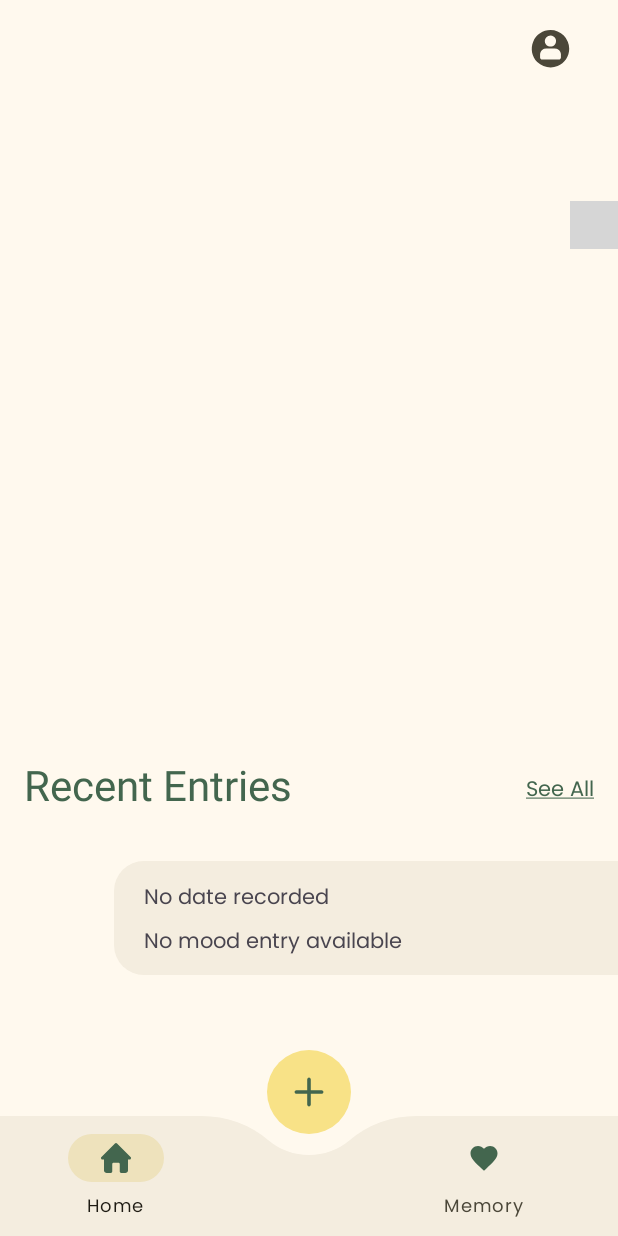
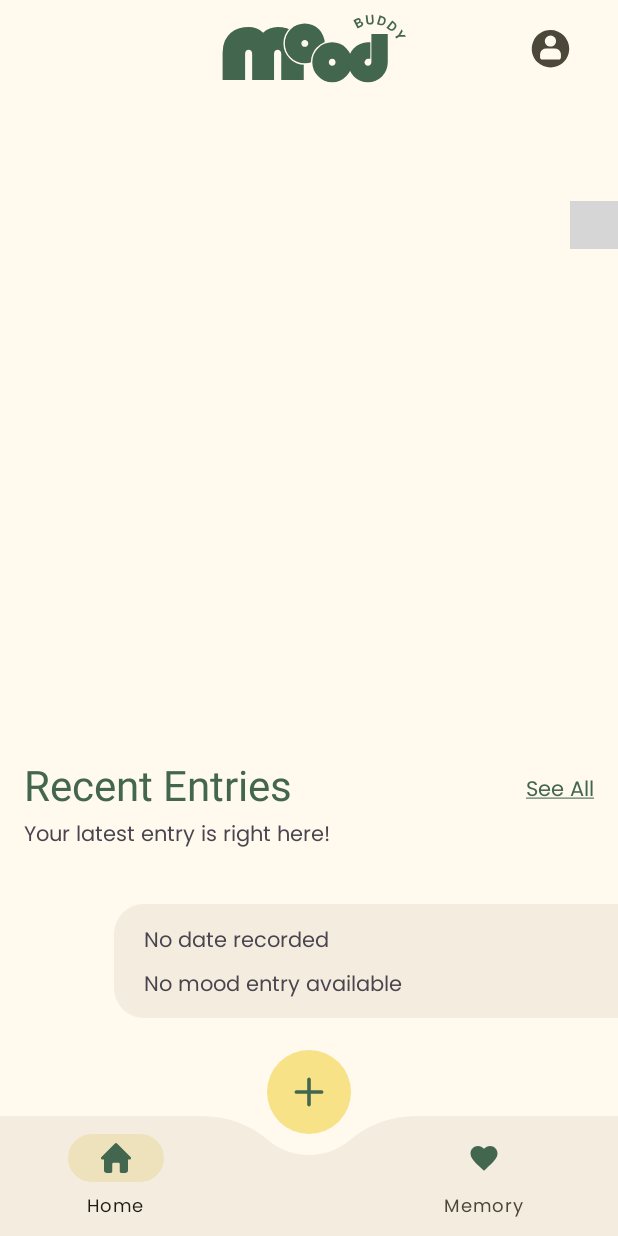
Before and after one commit to NiraphatK/Mood-Buddy, an Android app: the screen it shows after launch once a user with an empty profile is signed in (MainActivity), on a phone screen of 412 x 824 dp. Run offline under Robolectric (Android 15) with nearby library versions, the phone set to English and light mode, and no system bars; our stand-ins replace Firebase (no records; nobody signed in at launch, a user with empty details on screens opened directly); libraries missing offline, so code that uses them is left out: com.applandeo.materialcalendarview; plain views replace CalendarView; Roboto replaces fonts that are not available here; 5 statements that could not run were skipped; grey boxes are pictures that could not be loaded.

Commit message:
UI Updated: Main Page

```diff
--- a/app/src/main/java/com/example/final_project/MoodSelectionActivity.java
+++ b/app/src/main/java/com/example/final_project/MoodSelectionActivity.java
@@ -4,8 +4,10 @@ import android.content.DialogInterface;
 import android.os.Bundle;
 import android.text.Editable;
 import android.text.TextWatcher;
+import android.view.View;
 import android.widget.Button;
 import android.widget.EditText;
+import android.widget.ImageView;
 import android.widget.TextView;
 import android.widget.Toast;
 
@@ -41,6 +43,7 @@ public class MoodSelectionActivity extends AppCompatActivity {
     private String userId;
     private long selectedDateMillis;
     private TextView dateMoodSelectedTextView;
+    private ImageView closeIconMoodSelection;
 
     private String existingMood;
     private String existingNote;
@@ -58,11 +61,21 @@ public class MoodSelectionActivity extends AppCompatActivity {
         saveButton = findViewById(R.id.saveButton);
         deleteButton = findViewById(R.id.deleteButton);
         dateMoodSelectedTextView = findViewById(R.id.dateMoodSelectedTextView);
+        closeIconMoodSelection = findViewById(R.id.closeIconMoodSelection);
 
         mAuth = FirebaseAuth.getInstance();
         database = FirebaseDatabase.getInstance();
         usersRef = database.getReference("users");
         userId = mAuth.getCurrentUser().getUid();
+
+
+        // close Icon
+        closeIconMoodSelection.setOnClickListener(new View.OnClickListener() {
+            @Override
+            public void onClick(View v) {
+                finish();
+            }
+        });
 
         saveButton.setEnabled(false);
         setUpDateDisplay();
--- /dev/null
+++ b/app/src/main/res/drawable/logo_home.xml
@@ -0,0 +1,51 @@
+<vector xmlns:android="http://schemas.android.com/apk/res/android"
+    android:width="280dp"
+    android:height="77dp"
+    android:viewportWidth="280"
+    android:viewportHeight="77">
+  <group>
+    <clip-path
+        android:pathData="m280.72,-1.34v81.04h-280.84v-81.04z"/>
+    <path
+        android:pathData="m280.7,-1.3v81h-280.8v-81z"
+        android:fillColor="#fff9ee"
+        android:fillType="evenOdd"/>
+  </group>
+  <path
+      android:pathData="m182.7,59.8h-14.6v-17.3q0,-1.4 -0.7,-2.1 -0.7,-0.7 -1.6,-0.7 -1,0 -1.7,0.6 -0.7,0.7 -0.7,2.1v17.4h-15v-18q0,-4.8 1.5,-8.1 1.5,-3.3 4,-5.4 2.5,-2 5.6,-2.9 3.1,-0.9 6.3,-0.9 2.5,0 5,0.9 2.5,0.9 4.6,2.9 1.8,-1.9 4.4,-2.8 2.6,-0.9 5.1,-1 3.2,0 6.3,0.9 3.2,1 5.7,3 2.5,2.1 4.1,5.4 1.5,3.3 1.5,8v18h-15v-17.4q0,-1.4 -0.8,-2.1 -0.7,-0.6 -1.6,-0.6 -0.9,0 -1.7,0.7 -0.7,0.7 -0.7,2.1z"
+      android:fillColor="#43664e"/>
+  <path
+      android:pathData="m203.2,48.7q-2.8,0 -5.2,-1 -2.4,-1 -4.2,-2.9 -1.8,-1.8 -2.9,-4.2 -1,-2.4 -1,-5.1 0,-2.8 1,-5.2 1.1,-2.4 2.9,-4.2 1.8,-1.8 4.2,-2.9 2.4,-1 5.2,-1 2.7,0 5.1,1 2.4,1.1 4.3,2.9 1.8,1.8 2.8,4.2 1,2.4 1,5.2 0,2.7 -1,5.1 -1,2.4 -2.8,4.2 -1.9,1.9 -4.3,2.9 -2.4,1 -5.1,1zM203.2,33.2q-1,0 -1.6,0.7 -0.7,0.6 -0.7,1.6 0,0.9 0.7,1.6 0.6,0.6 1.6,0.6 0.9,0 1.6,-0.6 0.7,-0.7 0.7,-1.6 0,-1 -0.7,-1.6 -0.7,-0.7 -1.6,-0.7z"
+      android:strokeWidth="1.9"
+      android:fillColor="#00000000"
+      android:strokeColor="#fff9ee"/>
+  <path
+      android:pathData="m203.2,48.7q-2.7,0 -5.2,-1 -2.4,-1 -4.2,-2.9 -1.8,-1.8 -2.9,-4.2 -1,-2.4 -1,-5.1 0,-2.8 1,-5.2 1.1,-2.4 2.9,-4.2 1.8,-1.9 4.2,-2.9 2.5,-1 5.2,-1 2.7,0 5.1,1 2.4,1 4.3,2.9 1.8,1.8 2.8,4.2 1.1,2.4 1.1,5.2 0,2.7 -1.1,5.1 -1,2.4 -2.8,4.2 -1.9,1.9 -4.3,2.9 -2.4,1 -5.1,1zM203.2,33.2q-1,0 -1.6,0.7 -0.7,0.6 -0.7,1.6 0,0.9 0.7,1.6 0.6,0.6 1.6,0.6 0.9,0 1.6,-0.6 0.7,-0.7 0.7,-1.6 0,-1 -0.7,-1.6 -0.7,-0.7 -1.6,-0.7z"
+      android:fillColor="#43664e"/>
+  <path
+      android:pathData="m221.4,61.2q-2.7,0 -5.1,-1 -2.4,-1 -4.2,-2.9 -1.9,-1.8 -2.9,-4.2 -1,-2.4 -1,-5.2 0,-2.7 1,-5.1 1,-2.4 2.9,-4.2 1.8,-1.9 4.2,-2.9 2.4,-1 5.1,-1 2.8,0 5.2,1 2.4,1 4.2,2.9 1.9,1.8 2.9,4.2 1,2.4 1,5.1 0,2.8 -1,5.2 -1,2.4 -2.9,4.2 -1.8,1.9 -4.2,2.9 -2.4,1 -5.2,1zM221.4,45.7q-0.9,0 -1.6,0.6 -0.6,0.7 -0.6,1.6 0,1 0.6,1.7 0.7,0.6 1.6,0.6 1,0 1.6,-0.6 0.7,-0.7 0.7,-1.7 0,-0.9 -0.7,-1.6 -0.6,-0.6 -1.6,-0.6z"
+      android:strokeWidth="1.9"
+      android:fillColor="#00000000"
+      android:strokeColor="#fff9ee"/>
+  <path
+      android:pathData="m221.5,61.2q-2.8,0 -5.2,-1 -2.4,-1 -4.2,-2.9 -1.9,-1.8 -2.9,-4.2 -1,-2.4 -1,-5.1 0,-2.8 1,-5.2 1,-2.4 2.9,-4.2 1.8,-1.9 4.2,-2.9 2.4,-1 5.2,-1 2.7,0 5.1,1 2.4,1 4.2,2.9 1.8,1.8 2.9,4.2 1,2.4 1,5.2 0,2.7 -1,5.1 -1.1,2.4 -2.9,4.2 -1.8,1.9 -4.2,2.9 -2.4,1 -5.1,1zM221.5,45.7q-1,0 -1.7,0.6 -0.6,0.7 -0.6,1.7 0,0.9 0.6,1.6 0.7,0.6 1.7,0.6 0.9,0 1.6,-0.6 0.6,-0.7 0.6,-1.6 0,-1 -0.6,-1.7 -0.7,-0.6 -1.6,-0.6z"
+      android:fillColor="#43664e"/>
+  <path
+      android:pathData="m258.5,29.2v18.8q0,2.7 -1,5.1 -1,2.4 -2.8,4.3 -1.9,1.8 -4.3,2.8 -2.4,1.1 -5.1,1.1 -2.8,0 -5.2,-1.1 -2.4,-1 -4.2,-2.8 -1.8,-1.9 -2.8,-4.3 -1.1,-2.4 -1.1,-5.1 0,-2.8 1.1,-5.2 1,-2.4 2.8,-4.2 1.8,-1.8 4.2,-2.8 2.4,-1.1 5.2,-1.1h1.6v11h-1.6q-1,0 -1.6,0.7 -0.7,0.7 -0.7,1.6 0,0.9 0.7,1.6 0.6,0.7 1.6,0.7 1,0 1.6,-0.7 0.7,-0.7 0.7,-1.6v-18.8z"
+      android:fillColor="#43664e"/>
+  <path
+      android:pathData="m240.7,24.4l-2.3,1.2 -2.8,-5.6 2.2,-1.1q1.1,-0.5 1.8,-0.2 0.4,0.2 0.7,0.7 0.3,0.5 0.2,1 0,0.4 -0.4,0.7 0.7,-0.2 1.1,0 0.4,0.2 0.7,0.7 0.2,0.4 0.2,0.8 0,0.4 -0.1,0.7 -0.1,0.3 -0.4,0.5 -0.2,0.2 -0.5,0.4 -0.2,0.2 -0.4,0.2zM237.2,20.4l0.7,1.4 1.1,-0.5q0.3,-0.2 0.5,-0.5 0.1,-0.3 -0.1,-0.6 -0.1,-0.4 -0.4,-0.4 -0.3,-0.1 -0.9,0.2zM238.3,22.6l0.7,1.4 1.1,-0.5q0.2,-0.1 0.5,-0.3 0.2,-0.1 0.3,-0.3 0,-0.2 0,-0.3 0,-0.2 -0.1,-0.4 -0.1,-0.3 -0.4,-0.4 -0.2,0 -0.4,0 -0.2,0.1 -0.5,0.2z"
+      android:fillColor="#43664e"/>
+  <path
+      android:pathData="m246.9,22.9q-0.9,0 -1.5,-0.2 -0.6,-0.2 -0.9,-0.8 -0.3,-0.5 -0.3,-1.2l-0.4,-3.9 1.2,-0.1 0.4,3.9q0,0.4 0.1,0.7 0.2,0.3 0.5,0.4 0.3,0.2 0.8,0.1 0.5,0 0.8,-0.2 0.2,-0.2 0.3,-0.5 0.1,-0.3 0.1,-0.7l-0.4,-3.9 1.2,-0.1 0.3,3.9q0.1,0.7 -0.1,1.3 -0.2,0.5 -0.7,0.9 -0.6,0.3 -1.4,0.4z"
+      android:fillColor="#43664e"/>
+  <path
+      android:pathData="m253,23.3l-1.7,-0.5 1.8,-6 1.7,0.6q1.5,0.4 2.1,1.4 0.5,1 0.1,2.5 -0.4,1.4 -1.5,1.9 -1,0.5 -2.5,0.1zM253.9,18.2l-1.2,3.9 0.6,0.2q0.6,0.2 1.1,0.1 0.5,0 0.9,-0.4 0.4,-0.3 0.6,-1.1 0.2,-0.6 0.1,-1.1 -0.1,-0.6 -0.5,-0.9 -0.4,-0.4 -1,-0.5z"
+      android:fillColor="#43664e"/>
+  <path
+      android:pathData="m259.1,26.2l-1.5,-1.1 3.9,-4.8 1.4,1.1q1.3,1 1.4,2.2 0.1,1.1 -0.8,2.2 -0.9,1.2 -2.1,1.3 -1.1,0.1 -2.3,-0.9zM261.8,21.8l-2.6,3.2 0.5,0.4q0.5,0.4 0.9,0.5 0.5,0.2 1,0 0.5,-0.2 1,-0.8 0.4,-0.5 0.5,-1 0.1,-0.5 -0.1,-1 -0.2,-0.5 -0.7,-0.9z"
+      android:fillColor="#43664e"/>
+  <path
+      android:pathData="m264.1,32.2l-0.6,-1.1 2.1,-1.2 2.2,-3.8 0.7,1.2 -1.6,2.6h3l0.7,1.2 -4.4,-0.1z"
+      android:fillColor="#43664e"/>
+</vector>
--- a/app/src/main/res/layout/activity_main.xml
+++ b/app/src/main/res/layout/activity_main.xml
@@ -21,9 +21,12 @@
                 android:id="@+id/topAppBar"
                 android:layout_width="match_parent"
                 android:layout_height="wrap_content"
+
                 android:minHeight="?attr/actionBarSize"
+                android:pointerIcon="none"
+                app:menu="@menu/top_bar_menu"
+                app:navigationIcon="@drawable/logo_home" />
 
-                app:menu="@menu/top_bar_menu" />
         </com.google.android.material.appbar.AppBarLayout>
 
 
--- a/app/src/main/res/layout/activity_mood_selection.xml
+++ b/app/src/main/res/layout/activity_mood_selection.xml
@@ -72,4 +72,16 @@
         app:layout_constraintTop_toTopOf="parent"
         app:layout_constraintVertical_bias="0.352" />
 
+    <ImageView
+        android:id="@+id/closeIconMoodSelection"
+        android:layout_width="wrap_content"
+        android:layout_height="wrap_content"
+        app:layout_constraintBottom_toBottomOf="parent"
+        app:layout_constraintEnd_toEndOf="parent"
+        app:layout_constraintHorizontal_bias="0.985"
+        app:layout_constraintStart_toStartOf="parent"
+        app:layout_constraintTop_toTopOf="parent"
+        app:layout_constraintVertical_bias="0.04"
+        app:srcCompat="@drawable/close_icon" />
+
 </androidx.constraintlayout.widget.ConstraintLayout>
--- a/app/src/main/res/layout/fragment_home.xml
+++ b/app/src/main/res/layout/fragment_home.xml
@@ -79,6 +79,7 @@
             android:id="@+id/myCardView"
             android:layout_width="336dp"
             android:layout_height="76dp"
+            android:layout_marginTop="100dp"
             app:cardBackgroundColor="@color/md_theme_surfaceContainer"
             app:layout_constraintBottom_toBottomOf="parent"
             app:layout_constraintEnd_toEndOf="parent"
@@ -106,14 +107,26 @@
                     android:layout_width="wrap_content"
                     android:layout_height="wrap_content"
                     android:layout_marginTop="5dp"
+                    android:ellipsize="end"
                     android:maxLines="1"
-                    android:ellipsize="end"
                     android:paddingEnd="25dp"
                     android:text="Note" />
             </LinearLayout>
 
         </com.google.android.material.card.MaterialCardView>
 
+        <TextView
+            android:id="@+id/textView3"
+            android:layout_width="wrap_content"
+            android:layout_height="wrap_content"
+            android:text="Your latest entry is right here! "
+            app:layout_constraintBottom_toBottomOf="parent"
+            app:layout_constraintEnd_toEndOf="parent"
+            app:layout_constraintHorizontal_bias="0.079"
+            app:layout_constraintStart_toStartOf="parent"
+            app:layout_constraintTop_toTopOf="parent"
+            app:layout_constraintVertical_bias="0.682" />
+
 
     </androidx.constraintlayout.widget.ConstraintLayout>
 
```
